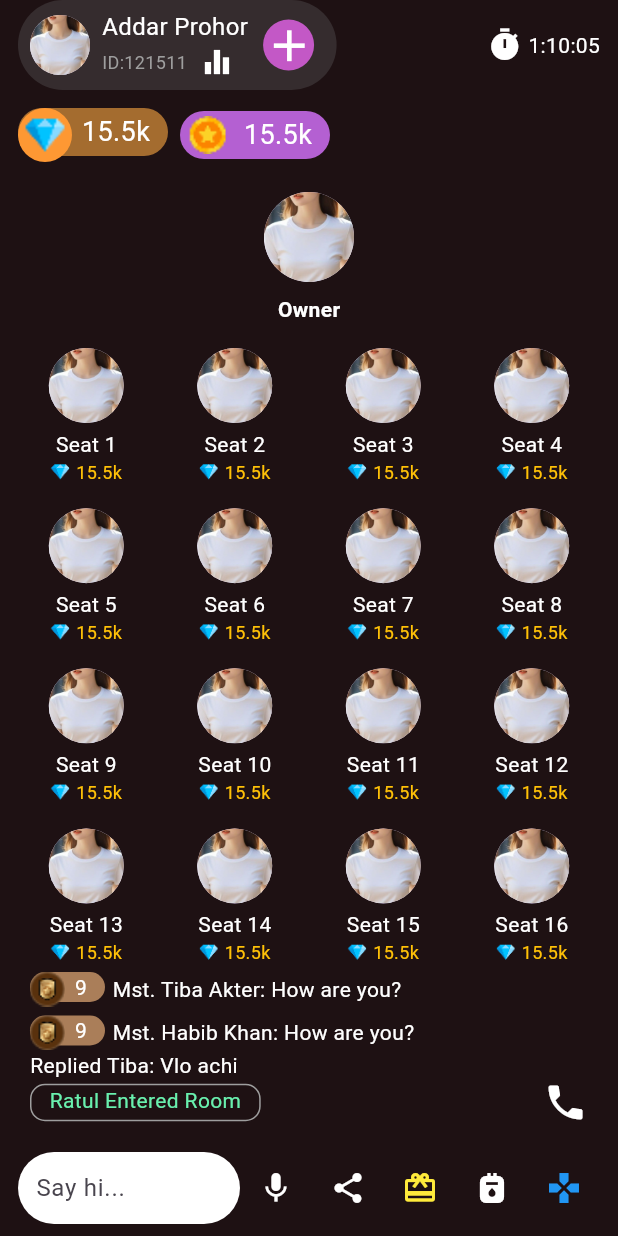
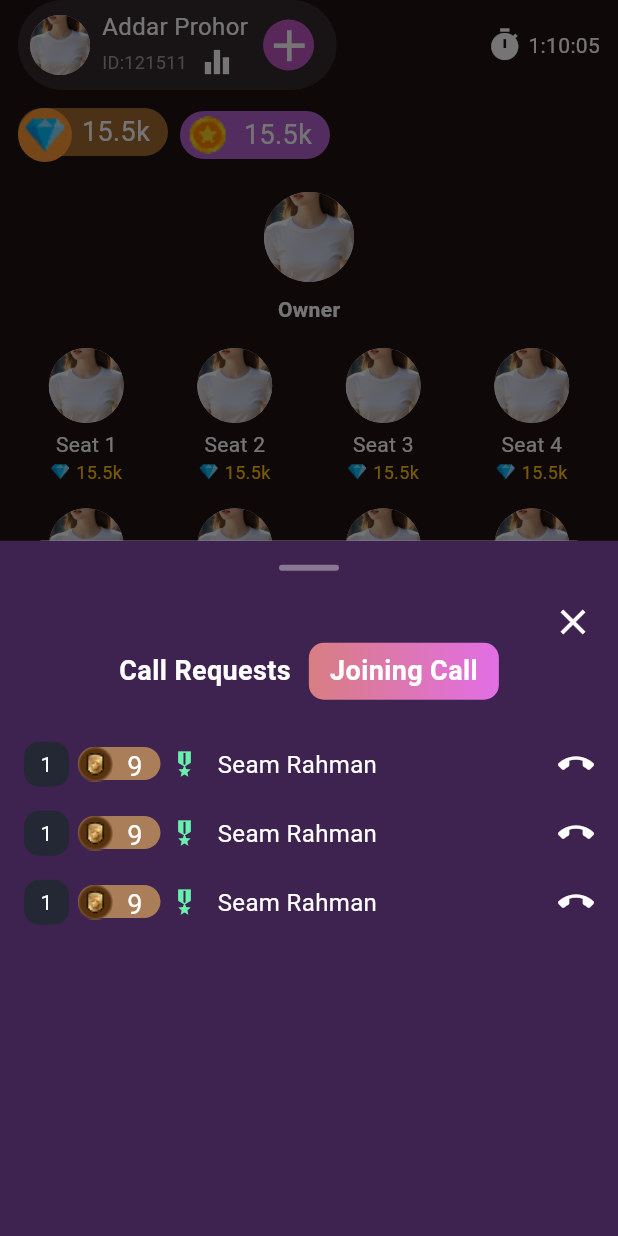
Before and after one commit to MdRobiul11111/yoo_live, a Flutter app: the AudioRoomPage screen opened directly, after a tap on the "phone" icon, on a phone screen of 412 x 824 dp. Run offline on Flutter 3.47's test engine with Material 3 defaults, Android fonts, the phone set to English and light mode, and no system bars; our stand-ins replace bloc, carousel_slider, dartz, dio, equatable, firebase_auth and 5 more; missing offline and left inert: flutter_facebook_auth; accounts and stored records are empty.

Commit message:
UserRoomProfileCard

```diff
--- a/lib/widget/presentation/audio_live_host_view_widget/audio_room_page.dart
+++ b/lib/widget/presentation/audio_live_host_view_widget/audio_room_page.dart
@@ -1,7 +1,11 @@
 import 'package:flutter/material.dart';
+import 'package:yoo_live/widget/presentation/audio_live_host_view_widget/room_widget/call_requests_screen.dart';
+import 'package:yoo_live/widget/presentation/audio_live_host_view_widget/room_widget/user_room_profile_card.dart';
 
 class AudioRoomPage extends StatelessWidget {
   final List<String> users = List.generate(16, (index) => "Seat ${index + 1}");
+
+  AudioRoomPage({super.key});
 
   @override
   Widget build(BuildContext context) {
@@ -195,7 +199,15 @@ class AudioRoomPage extends StatelessWidget {
                   return Column(
                     children: [
                       InkWell(
-                        onTap: () {},
+                        onTap: () {
+                          // UserRoomProfileCard_button
+                          showModalBottomSheet(
+                            context: context,
+                            builder: (BuildContext context) {
+                              return Container(child: UserRoomProfileCard());
+                            },
+                          );
+                        },
                         child: CircleAvatar(
                           backgroundImage: AssetImage(
                             "assets/image/image 258120.png",
@@ -352,9 +364,16 @@ class AudioRoomPage extends StatelessWidget {
                           ),
                         ),
                         Spacer(),
-                        // call Requests
+                        // call Requests Button
                         InkWell(
-                          onTap: () {},
+                          onTap: () {
+                            showModalBottomSheet(
+                              context: context,
+                              builder: (BuildContext context) {
+                                return Container(child: CallRequestsScreen());
+                              },
+                            );
+                          },
                           child: Icon(
                             Icons.phone,
                             color: Colors.white,
--- /dev/null
+++ b/lib/widget/presentation/audio_live_host_view_widget/room_widget/call_requests_screen.dart
@@ -0,0 +1,176 @@
+import 'package:flutter/material.dart';
+
+class CallRequestsScreen extends StatelessWidget {
+  const CallRequestsScreen({super.key});
+
+  @override
+  Widget build(BuildContext context) {
+    return Scaffold(
+      backgroundColor: const Color(0xFF3E2350), // purple background
+      body: SafeArea(
+        child: Padding(
+          padding: const EdgeInsets.all(16),
+          child: Column(
+            children: [
+              // Top bar
+              Row(
+                mainAxisAlignment: MainAxisAlignment.center,
+                children: [
+                  Container(
+                    height: 4,
+                    width: 40,
+                    decoration: BoxDecoration(
+                      color: Colors.white38,
+                      borderRadius: BorderRadius.circular(4),
+                    ),
+                  ),
+                ],
+              ),
+              const SizedBox(height: 20),
+              Row(
+                children: [
+                  Spacer(),
+                  InkWell(
+                    onTap: () {
+                      Navigator.pop(context);
+                    },
+                    child: Icon(Icons.close, color: Colors.white, size: 28),
+                  ),
+                ],
+              ),
+
+              // Header with buttons
+              Row(
+                mainAxisAlignment: MainAxisAlignment.center,
+                children: [
+                  Row(
+                    children: [
+                      InkWell(
+                        onTap: () {},
+                        child: const Text(
+                          "Call Requests",
+                          style: TextStyle(
+                            fontSize: 18,
+                            color: Colors.white,
+                            fontWeight: FontWeight.bold,
+                          ),
+                        ),
+                      ),
+                      const SizedBox(width: 12),
+                      Container(
+                        padding: const EdgeInsets.symmetric(
+                          horizontal: 14,
+                          vertical: 6,
+                        ),
+                        decoration: BoxDecoration(
+                          gradient: const LinearGradient(
+                            colors: [Color(0xFFD87E82), Color(0xFFE26EE5)],
+                          ),
+                          borderRadius: BorderRadius.circular(10),
+                        ),
+                        child: Text(
+                          "Joining Call",
+                          style: TextStyle(
+                            color: Colors.white,
+                            fontWeight: FontWeight.bold,
+                            fontSize: 18,
+                          ),
+                        ),
+                      ),
+                    ],
+                  ),
+                ],
+              ),
+
+              const SizedBox(height: 20),
+
+              // Call Request List
+              Expanded(
+                child: ListView.builder(
+                  itemCount: 3,
+                  itemBuilder: (context, index) {
+                    return _callRequestTile("Seam Rahman", "9");
+                  },
+                ),
+              ),
+            ],
+          ),
+        ),
+      ),
+    );
+  }
+
+  Widget _callRequestTile(String name, String level) {
+    return Container(
+      margin: const EdgeInsets.symmetric(vertical: 8),
+      child: Row(
+        children: [
+          // Left badges
+          Row(
+            children: [
+              Container(
+                height: 30,
+                width: 30,
+
+                decoration: BoxDecoration(
+                  color: Color(0xff242835),
+                  borderRadius: BorderRadius.circular(10),
+                ),
+                child: Center(
+                  child: Text("1", style: TextStyle(color: Colors.white)),
+                ),
+              ),
+              const SizedBox(width: 6),
+              Stack(
+                children: [
+                  Container(
+                    height: 22,
+                    width: 55,
+                    decoration: BoxDecoration(
+                      borderRadius: BorderRadius.circular(20),
+                      color: Color(0xffAA7E59),
+                    ),
+                    child: Row(
+                      children: [
+                        Spacer(),
+                        Text(
+                          level,
+                          style: TextStyle(fontSize: 18, color: Colors.white),
+                        ),
+                        SizedBox(width: 12),
+                      ],
+                    ),
+                  ),
+                  Container(
+                    margin: EdgeInsets.symmetric(),
+                    height: 23,
+                    width: 23,
+                    child: Image(
+                      image: AssetImage("assets/icon/Frame 2147228166.png"),
+                      fit: BoxFit.cover,
+                    ),
+                  ),
+                ],
+              ),
+              const SizedBox(width: 6),
+              Icon(Icons.military_tech, color: Colors.greenAccent, size: 20),
+            ],
+          ),
+
+          const SizedBox(width: 12),
+
+          // Name
+          Expanded(
+            child: Text(
+              name,
+              style: const TextStyle(color: Colors.white, fontSize: 16),
+            ),
+          ),
+
+          // Right Action (Call decline)
+          Icon(Icons.call_end, color: Colors.white, size: 24),
+        ],
+      ),
+    );
+  }
+}
```
Also changed, not shown: lib/widget/presentation/audio_live_host_view_widget/room_widget/user_room_profile_card.dart (added, +199 -0 lines), lib/widget/presentation/home/home_page.dart (+7 -1 lines), lib/widget/presentation/splash_widget/splash_screen.dart (+7 -8 lines), assets/icon/exclusive 1.png (added), assets/icon/icon-park_sales-report.png (added), assets/icon/logos_hosted-graphite.png (added), assets/icon/ri_police-badge-fill.png (added), 1 other file.
